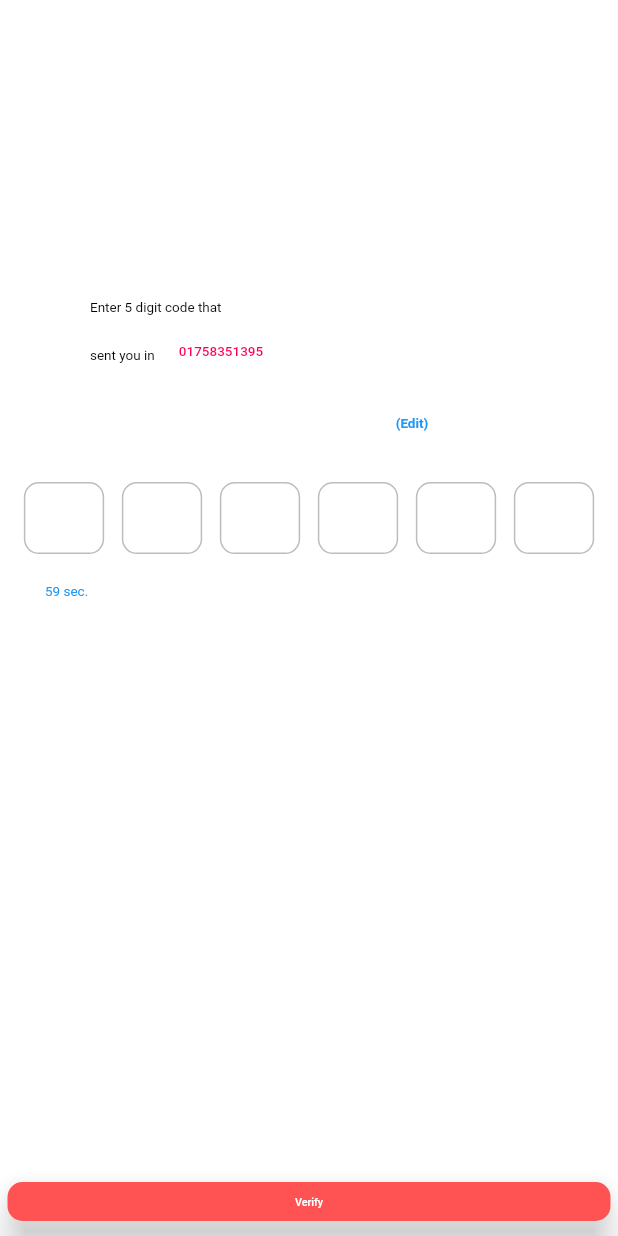
After one commit to spontbd/Take_Care_User, a Flutter app: the OtpVerificationPage screen opened directly, after a tap on "Verify", on a phone screen of 412 x 824 dp. The commit adds this screen. Run offline on Flutter 3.47's test engine with Material 2 defaults, Android fonts, the phone set to English and light mode, and no system bars; drawn by our look-alikes of otp_text_field; our stand-ins replace firebase_core, firebase_messaging, flutter_local_notifications, flutter_otp_text_field, flutter_spinkit, fluttertoast and 3 more; missing offline and left inert: cupertino_radio_choice, flutter_device_type, shared_preferences_web; accounts and stored records are empty.

Commit message:
otp_verification_page.dart

```diff
--- a/lib/pages/account_info_page.dart
+++ b/lib/pages/account_info_page.dart
@@ -5,6 +5,8 @@ import 'package:takecare_user/public_variables/all_colors.dart';
 import 'package:takecare_user/public_variables/size_config.dart';
 import 'package:takecare_user/widgets/check_box.dart';
 import 'package:takecare_user/widgets/radio_button.dart';
+
+import 'otp_verification_page.dart';
 
 class AccountInfoPage extends StatefulWidget {
   const AccountInfoPage({Key? key}) : super(key: key);
@@ -45,7 +47,7 @@ class _AccountInfoPageState extends State<AccountInfoPage> {
                     style: TextStyle(
                         fontSize: dynamicSize(0.05),
                         color: AllColor.black,
-                        fontWeight: FontWeight.bold),
+                       ),
                   ),
                 ),
               ),
--- /dev/null
+++ b/lib/pages/otp_verification_page.dart
@@ -0,0 +1,206 @@
+import 'package:flutter/material.dart';
+import 'package:get/get.dart';
+import 'package:otp_text_field/otp_text_field.dart';
+import 'package:otp_text_field/style.dart';
+import 'package:flutter_otp_text_field/flutter_otp_text_field.dart';
+
+
+import 'package:fluttertoast/fluttertoast.dart';
+import 'package:takecare_user/public_variables/all_colors.dart';
+import 'package:takecare_user/public_variables/size_config.dart';
+
+class OtpVerificationPage extends StatefulWidget {
+  const OtpVerificationPage({Key? key}) : super(key: key);
+
+  @override
+  _OtpVerificationPageState createState() => _OtpVerificationPageState();
+}
+
+class _OtpVerificationPageState extends State<OtpVerificationPage> {
+
+  @override
+  Widget build(BuildContext context) {
+
+    final size = MediaQuery.of(context).size;
+
+
+    return Scaffold(
+      body: Center(
+        child: Column(
+          // mainAxisAlignment: MainAxisAlignment.center,
+          // crossAxisAlignment: CrossAxisAlignment.center,
+          children: [
+
+            Padding(
+              padding: const EdgeInsets.only(left: 60.0, top: 200),
+              child: Align(
+                alignment: Alignment.topLeft,
+                child: Text(
+                  'Enter 5 digit code that ',
+                  style: TextStyle(
+                    fontSize: dynamicSize(0.025),
+                    color: Colors.black,
+                  ),
+                ),
+              ),
+            ),
+            Row(
+              children: [
+                Padding(
+                  padding: const EdgeInsets.only(left: 60.0, top: 5),
+                  child: Align(
+                    alignment: Alignment.topLeft,
+                    child: Text(
+                      'sent you in',
+                      style: TextStyle(
+                        fontSize: dynamicSize(0.025),
+                        color: Colors.black,
+                      ),
+                    ),
+                  ),
+                ),
+                FlatButton(
+                    onPressed: () {},
+                    child: Text("01758351395",style: TextStyle(fontSize: dynamicSize(0.025),color: AllColor.themeColor),
+                      // DataControllers.to.phoneNumber.value.text,
+                      //
+                      // style: TextStyle(
+                      //     color: Colors.red,
+                      //     fontWeight: FontWeight.bold,
+                      //     fontSize: 23),
+                    )
+                ),
+              ],
+            ),
+            Align(
+              alignment: Alignment.topCenter,
+              child:Container(
+                // padding: const EdgeInsets.only(left:40),
+                margin: EdgeInsets.only(left: MediaQuery.of(context).size.width/3),
+
+                child: FlatButton(
+                    onPressed: () {},
+                    child: Text(
+                      "(Edit)",
+                      style: TextStyle(
+                          color: Colors.blue,
+                          fontWeight: FontWeight.bold,
+                          fontSize: dynamicSize(0.025)),
+                    )),
+              ),
+            ),
+
+            SizedBox(
+              height:dynamicSize(0.04),
+            ),
+            Container(
+              padding: const EdgeInsets.only(left:10.0,right: 10),
+              width:  MediaQuery.of(context).size.width,
+              child: Expanded(
+                child: OTPTextField(
+                  length: 6,
+                  // numberOfFields: 5,
+                  width: size.width ,
+                  fieldWidth: size.width*.13,
+                  style: TextStyle(
+                      fontSize: dynamicSize(0.02)
+                  ),
+                  textFieldAlignment: MainAxisAlignment.spaceAround,
+                  fieldStyle: FieldStyle.box,
+                  onCompleted: (pin) {
+                    print("Completed: " + pin);
+                    //DataControllers.to.name.value.text = pin;
+                  },
+                ),
+              ),
+            ),
+            Padding(
+              padding: const EdgeInsets.only(left: 30.0, top: 20),
+              child: Align(
+                alignment: Alignment.topLeft,
+                child: Text(
+                  '59 sec.',
+                  style: TextStyle(
+                    fontSize: dynamicSize(0.025),
+                    color: Colors.blue,
+                  ),
+                ),
+              ),
+            ),
+
+// SizedBox(height: MediaQuery.of(context).size.height/2.8,),
+
+            Spacer(),
+            SizedBox(
+              height: dynamicSize(0.1),
+              width: MediaQuery.of(context).size.width,
+              child: Container(
+                //margin: EdgeInsets.only(bottom: 5),
+                padding: const EdgeInsets.only(left: 5, right: 5, bottom:10),
+                child: RaisedButton(
+                  elevation: 10,
+                  shape: RoundedRectangleBorder(
+                    borderRadius: BorderRadius.circular(10),
+                  ),
+                  onPressed: () async{
+
+
+
+                /*    if(DataControllers.to.name.value.text.isNotEmpty)
+                    {
+
+                      await DataControllers.to.postVerifyOTP(DataControllers.to.phoneNumber.value.text, DataControllers.to.name.value.text);
+
+                      Fluttertoast.showToast(
+                          msg: DataControllers.to.userLoginResponse.value.message!,
+                          toastLength: Toast.LENGTH_SHORT,
+                          gravity: ToastGravity.CENTER,
+                          timeInSecForIosWeb: 1,
+                          backgroundColor: Colors.red,
+                          textColor: Colors.white,
+                          fontSize: 16.0
+                      );
+                      if(DataControllers.to.userLoginResponse.value.success == true)
+                      {
+                        // Get.offAll(SingInPage());
+
+                        Navigator.of(context).pushReplacement(
+                            MaterialPageRoute(builder: (_) => HomePage()));
+                      }
+
+                    }else
+                    {
+                      Fluttertoast.showToast(
+                          msg: "Fil up the filed!!",
+                          toastLength: Toast.LENGTH_SHORT,
+                          gravity: ToastGravity.CENTER,
+                          timeInSecForIosWeb: 1,
+                          backgroundColor: Colors.red,
+                          textColor: Colors.white,
+                          fontSize: 16.0
+                      );
+                    }*/
+
+
+                  /*  Navigator.push(
+                      context,
+                      MaterialPageRoute(
+                          builder: (context) =>  HomePage()),
+                    );*/
+                  },
+                  //padding: EdgeInsets.all(10.0),
+                  color: Colors.redAccent,
+                  textColor: Colors.white,
+                  child: Text(
+                    "Verify",
+                    style: TextStyle(fontSize: dynamicSize(0.02)),
+                  ),
+                ),
+              ),
+            ),
+          ],
+        ),
+      ),
+    );
+  }
+}
```
Also changed, not shown: 4 other files.
